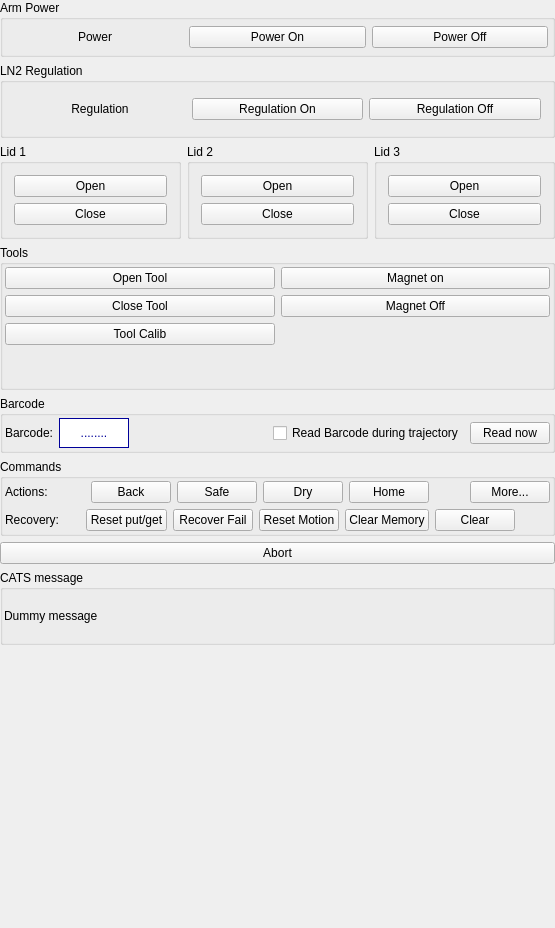
Before: the Qt Designer form BlissFramework/Bricks/widgets/ui_files/Qt4_catsmaint_widget.ui in rhfogh/mxcubeqt, drawn with Qt 5.
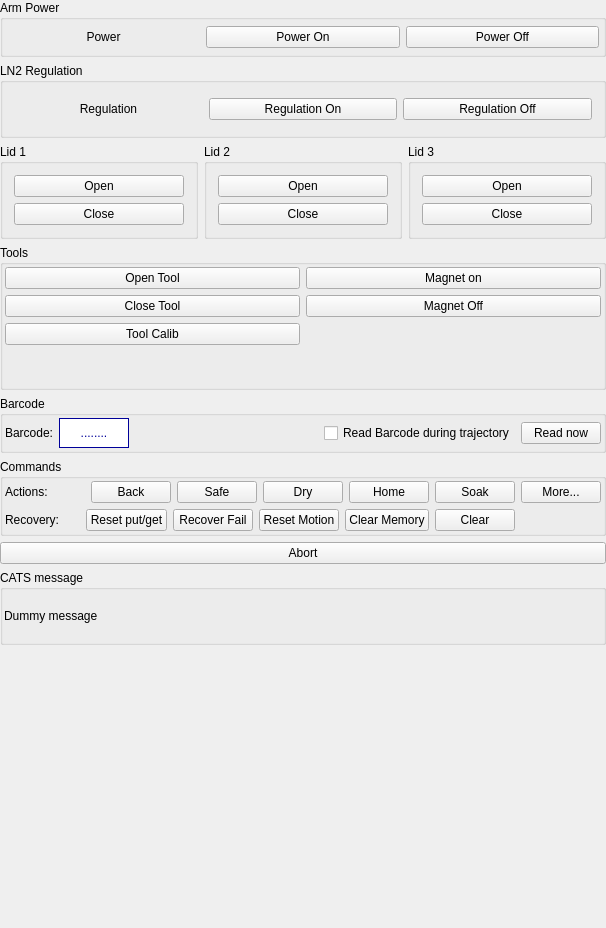
After: the same form once the commit is applied.

Commit message: Add Soak command in expert mode

The edit to the form file:
```diff
--- a/BlissFramework/Bricks/widgets/ui_files/Qt4_catsmaint_widget.ui
+++ b/BlissFramework/Bricks/widgets/ui_files/Qt4_catsmaint_widget.ui
@@ -6,7 +6,7 @@
    <rect>
     <x>0</x>
     <y>0</y>
-    <width>555</width>
+    <width>587</width>
     <height>928</height>
    </rect>
   </property>
@@ -508,6 +508,13 @@
               </property>
              </widget>
             </item>
+            <item>
+             <widget class="QPushButton" name="btSoak">
+              <property name="text">
+               <string>Soak</string>
+              </property>
+             </widget>
+            </item>
             <item>
              <spacer name="horizontalSpacer_3">
               <property name="orientation">
@@ -515,7 +522,7 @@
               </property>
               <property name="sizeHint" stdset="0">
                <size>
-                <width>40</width>
+                <width>20</width>
                 <height>20</height>
                </size>
               </property>
```
The commit also changes 1 other file.
